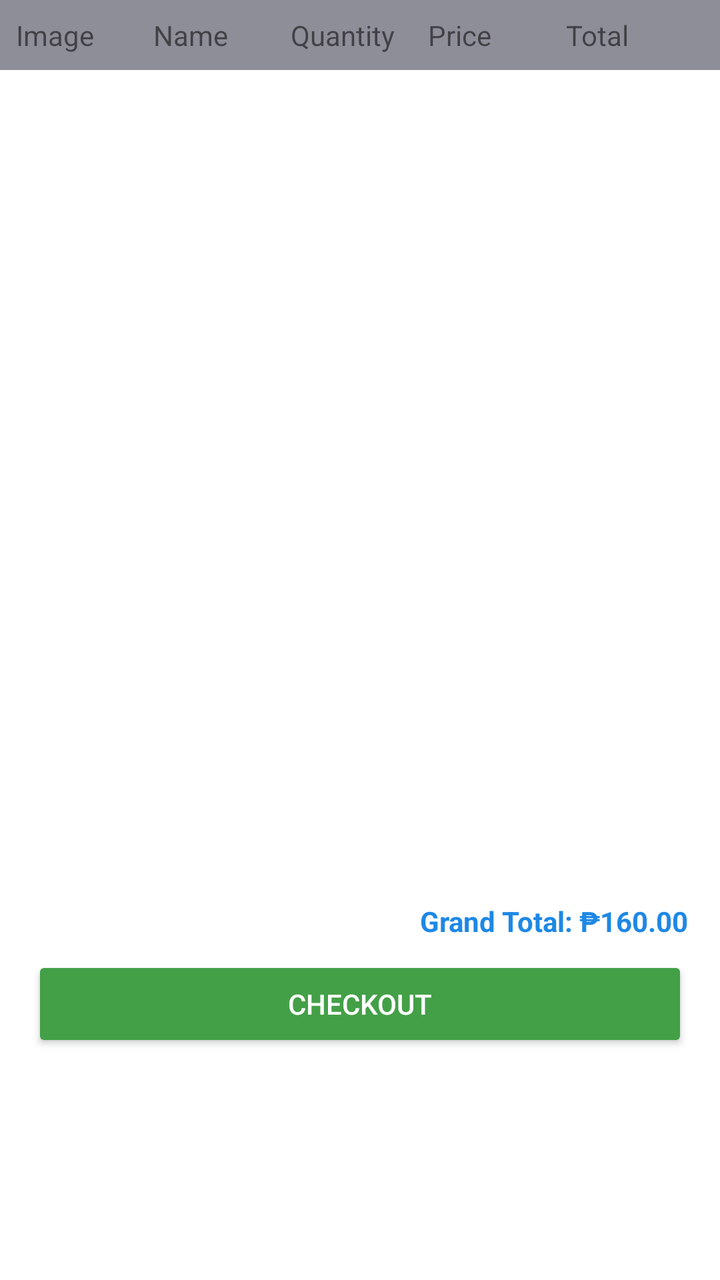
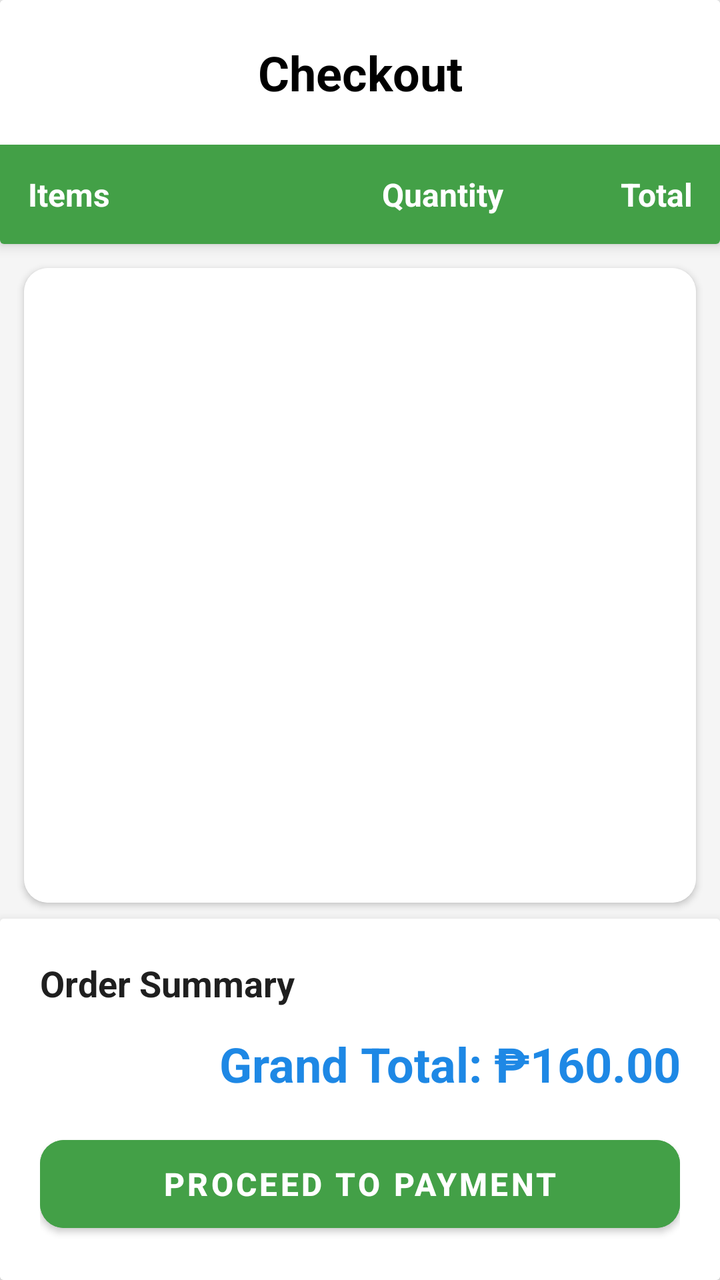

Screens rendered from an Android XML layout before and after an edit, with the pre-edit source and the edit as a unified diff.
<!-- AndroidManifest.xml: application theme Theme.MyApp -->
<!-- res/layout/checkout_activity.xml -->
<?xml version="1.0" encoding="utf-8"?>
<androidx.constraintlayout.widget.ConstraintLayout xmlns:android="http://schemas.android.com/apk/res/android"
    xmlns:tools="http://schemas.android.com/tools"
    android:layout_width="match_parent"
    android:layout_height="match_parent">
    <LinearLayout
        android:orientation="vertical"
        android:layout_width="match_parent"
        android:layout_height="match_parent"
        android:background="#FFFFFF">

        

        
        <LinearLayout
            android:layout_width="match_parent"
            android:layout_height="wrap_content"
            android:background="#8E8E99"
            android:orientation="horizontal"
            android:padding="8dp">

            <TextView android:text="Image" android:layout_weight="1" android:layout_width="0dp" android:layout_height="wrap_content"/>
            <TextView android:text="Name" android:layout_weight="1" android:layout_width="0dp" android:layout_height="wrap_content"/>
            <TextView android:text="Quantity" android:layout_weight="1" android:layout_width="0dp" android:layout_height="wrap_content"/>
            <TextView android:text="Price" android:layout_weight="1" android:layout_width="0dp" android:layout_height="wrap_content"/>
            <TextView android:text="Total" android:layout_weight="1" android:layout_width="0dp" android:layout_height="wrap_content"/>
        </LinearLayout>




    <androidx.constraintlayout.widget.ConstraintLayout
        android:layout_width="match_parent"
        android:layout_height="400dp"
        >
        
        <androidx.recyclerview.widget.RecyclerView
            android:id="@+id/checkoutrecyclerView"
            android:layout_width="match_parent"
            android:layout_height="0dp"
            android:layout_weight="1"
            android:contentDescription="@string/welcome"
            tools:ignore="MissingConstraints">


        </androidx.recyclerview.widget.RecyclerView>
    </androidx.constraintlayout.widget.ConstraintLayout>
        
        <LinearLayout
            android:layout_width="match_parent"
            android:layout_height="wrap_content"
            android:orientation="vertical"
            android:padding="16dp"
            android:background="#FFFFFF">

            <TextView
                android:id="@+id/total_bill"
                android:text="Grand Total: ₱160.00"
                android:layout_width="wrap_content"
                android:layout_height="wrap_content"
                android:layout_gravity="end"
                android:textColor="#1E88E5"
                android:textStyle="bold" />

            <Button
                android:id="@+id/btn_checkout"
                android:layout_width="match_parent"
                android:layout_height="wrap_content"
                android:text="Checkout"
                android:backgroundTint="#43A047"
                android:textColor="#FFFFFF"
                android:layout_marginTop="8dp" />
        </LinearLayout>

        
    </LinearLayout>


</androidx.constraintlayout.widget.ConstraintLayout>
<!-- resources referenced by this layout -->
<resources>
  <string name="welcome">"Welcome!"</string>
  <style name="Theme.MyApp" parent="Theme.AppCompat.Light.NoActionBar">
  
      </style>
</resources>

<!-- the commit's change to res/layout/checkout_activity.xml (unified diff, before → after) -->
@@ -1,79 +1,161 @@
 <?xml version="1.0" encoding="utf-8"?>
 <androidx.constraintlayout.widget.ConstraintLayout xmlns:android="http://schemas.android.com/apk/res/android"
     xmlns:tools="http://schemas.android.com/tools"
+    xmlns:app="http://schemas.android.com/apk/res-auto"
     android:layout_width="match_parent"
-    android:layout_height="match_parent">
+    android:layout_height="match_parent"
+    android:background="#F5F5F5">
+
     <LinearLayout
         android:orientation="vertical"
         android:layout_width="match_parent"
-        android:layout_height="match_parent"
-        android:background="#FFFFFF">
+        android:layout_height="match_parent">
 
         
+        <androidx.cardview.widget.CardView
+            android:layout_width="match_parent"
+            android:layout_height="wrap_content"
+            app:cardElevation="4dp">
+
+            <LinearLayout
+                android:layout_width="match_parent"
+                android:layout_height="wrap_content"
+                android:orientation="vertical">
+
+                <TextView
+                    android:layout_width="match_parent"
+                    android:layout_height="wrap_content"
+                    android:text="Checkout"
+                    android:textSize="24sp"
+                    android:textAlignment="center"
+                    android:textStyle="bold"
+                    android:padding="20dp"
+                    android:background="#FFFFFF"
+                    android:textColor="@color/black"/>
+
+                
+                <LinearLayout
+                    android:layout_width="match_parent"
+                    android:layout_height="wrap_content"
+                    android:background="#43A047"
+
+                    android:orientation="horizontal"
+                    android:padding="14dp">
+
+                    <TextView 
+                        android:text="Items" 
+                        android:layout_weight="2" 
+                        android:layout_width="0dp" 
+                        android:layout_height="wrap_content"
+                        android:textColor="#FFFFFF"
+                        android:textStyle="bold"
+                        android:textSize="16sp"/>
+
+                    <TextView 
+                        android:text="Quantity" 
+                        android:layout_weight="1" 
+                        android:layout_width="0dp" 
+                        android:layout_height="wrap_content"
+                        android:textColor="#FFFFFF"
+                        android:textStyle="bold"
+                        android:gravity="center"
+                        android:textSize="16sp"/>
+
+                    <TextView 
+                        android:text="Total" 
+                        android:layout_weight="1" 
+                        android:layout_width="0dp" 
+                        android:layout_height="wrap_content"
+                        android:textColor="#FFFFFF"
+                        android:textStyle="bold"
+                        android:gravity="end"
+                        android:textSize="16sp"/>
+                </LinearLayout>
+            </LinearLayout>
+        </androidx.cardview.widget.CardView>
 
         
-        <LinearLayout
-            android:layout_width="match_parent"
-            android:layout_height="wrap_content"
-            android:background="#8E8E99"
-            android:orientation="horizontal"
-            android:padding="8dp">
-
-            <TextView android:text="Image" android:layout_weight="1" android:layout_width="0dp" android:layout_height="wrap_content"/>
-            <TextView android:text="Name" android:layout_weight="1" android:layout_width="0dp" android:layout_height="wrap_content"/>
-            <TextView android:text="Quantity" android:layout_weight="1" android:layout_width="0dp" android:layout_height="wrap_content"/>
-            <TextView android:text="Price" android:layout_weight="1" android:layout_width="0dp" android:layout_height="wrap_content"/>
-            <TextView android:text="Total" android:layout_weight="1" android:layout_width="0dp" android:layout_height="wrap_content"/>
-        </LinearLayout>
-
-
-
-
-    <androidx.constraintlayout.widget.ConstraintLayout
-        android:layout_width="match_parent"
-        android:layout_height="400dp"
-        >
-        
-        <androidx.recyclerview.widget.RecyclerView
-            android:id="@+id/checkoutrecyclerView"
+        <androidx.cardview.widget.CardView
             android:layout_width="match_parent"
             android:layout_height="0dp"
             android:layout_weight="1"
-            android:contentDescription="@string/welcome"
-            tools:ignore="MissingConstraints">
+            android:layout_marginHorizontal="12dp"
+            android:layout_marginTop="12dp"
+            android:layout_marginBottom="8dp"
+            app:cardCornerRadius="12dp"
+            app:cardElevation="2dp">
 
+            <androidx.constraintlayout.widget.ConstraintLayout
+                android:layout_width="match_parent"
+                android:layout_height="match_parent"
+                android:background="#FFFFFF">
 
-        </androidx.recyclerview.widget.RecyclerView>
-    </androidx.constraintlayout.widget.ConstraintLayout>
+                <androidx.recyclerview.widget.RecyclerView
+                    android:id="@+id/checkoutrecyclerView"
+                    android:layout_width="match_parent"
+                    android:layout_height="match_parent"
+                    android:clipToPadding="false"
+                    android:padding="8dp"
+                    android:contentDescription="@string/welcome"
+                    tools:ignore="MissingConstraints"/>
+
+            </androidx.constraintlayout.widget.ConstraintLayout>
+        </androidx.cardview.widget.CardView>
+
         
-        <LinearLayout
+        <androidx.cardview.widget.CardView
             android:layout_width="match_parent"
             android:layout_height="wrap_content"
-            android:orientation="vertical"
-            android:padding="16dp"
-            android:background="#FFFFFF">
+            app:cardElevation="8dp">
 
-            <TextView
-                android:id="@+id/total_bill"
-                android:text="Grand Total: ₱160.00"
-                android:layout_width="wrap_content"
-                android:layout_height="wrap_content"
-                android:layout_gravity="end"
-                android:textColor="#1E88E5"
-                android:textStyle="bold" />
-
-            <Button
-                android:id="@+id/btn_checkout"
+            <LinearLayout
                 android:layout_width="match_parent"
                 android:layout_height="wrap_content"
-                android:text="Checkout"
-                android:backgroundTint="#43A047"
-                android:textColor="#FFFFFF"
-                android:layout_marginTop="8dp" />
-        </LinearLayout>
+                android:orientation="vertical"
+                android:padding="20dp"
+                android:background="#FFFFFF">
 
-        
+                
+                <LinearLayout
+                    android:layout_width="match_parent"
+                    android:layout_height="wrap_content"
+                    android:orientation="vertical"
+                    android:layout_marginBottom="16dp">
+
+                    <TextView
+                        android:layout_width="wrap_content"
+                        android:layout_height="wrap_content"
+                        android:text="Order Summary"
+                        android:textStyle="bold"
+                        android:textSize="18sp"
+                        android:textColor="#1F1F1F"
+                        android:layout_marginBottom="12dp"/>
+
+                    <TextView
+                        android:id="@+id/total_bill"
+                        android:text="Grand Total: ₱160.00"
+                        android:layout_width="match_parent"
+                        android:layout_height="wrap_content"
+                        android:textColor="#1E88E5"
+                        android:textSize="24sp"
+                        android:textStyle="bold"
+                        android:gravity="end"/>
+                </LinearLayout>
+
+                <Button
+                    android:id="@+id/btn_checkout"
+                    android:layout_width="match_parent"
+                    android:layout_height="56dp"
+                    android:text="PROCEED TO PAYMENT"
+                    android:textStyle="bold"
+                    android:backgroundTint="#43A047"
+                    android:textColor="#FFFFFF"
+                    android:textSize="16sp"
+                    app:cornerRadius="12dp"
+                    android:elevation="2dp"/>
+            </LinearLayout>
+        </androidx.cardview.widget.CardView>
+
     </LinearLayout>
 
-
 </androidx.constraintlayout.widget.ConstraintLayout>
<!-- resource entries referenced after the edit -->
@@ -1,8 +1,24 @@
 <!-- resources referenced by this layout -->
 <resources>
+  <color name="black">#FF000000</color>
   <string name="welcome">"Welcome!"</string>
-  <style name="Theme.MyApp" parent="Theme.AppCompat.Light.NoActionBar">
-  
+  <style name="Theme.MyApp" parent="Theme.MaterialComponents.Light.NoActionBar">
+          
+          <item name="colorPrimary">@color/purple_500</item>
+          <item name="colorPrimaryVariant">@color/purple_700</item>
+          <item name="colorOnPrimary">@color/white</item>
+          
+          <item name="colorSecondary">@color/teal_200</item>
+          <item name="colorSecondaryVariant">@color/teal_700</item>
+          <item name="colorOnSecondary">@color/black</item>
+          
+          <item name="android:statusBarColor">?attr/colorPrimaryVariant</item>
+          
       </style>
+  <color name="purple_500">#FF6200EE</color>
+  <color name="purple_700">#FF3700B3</color>
+  <color name="white">#FFFFFFFF</color>
+  <color name="teal_200">#FF03DAC5</color>
+  <color name="teal_700">#FF018786</color>
 </resources>
 
